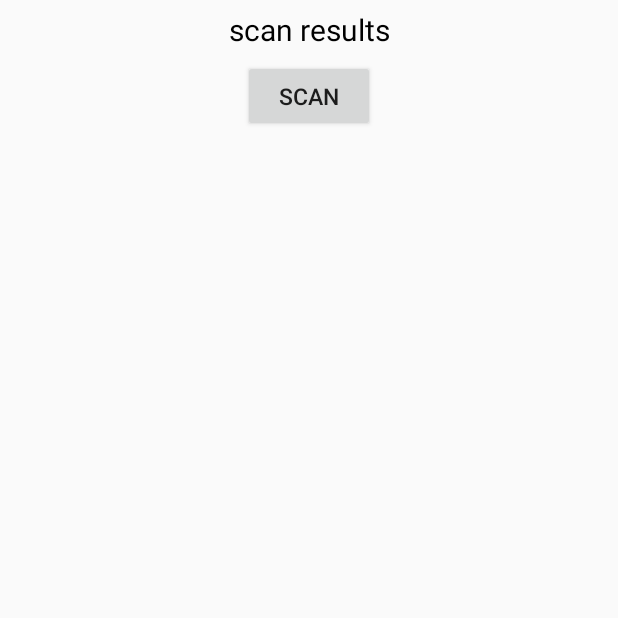
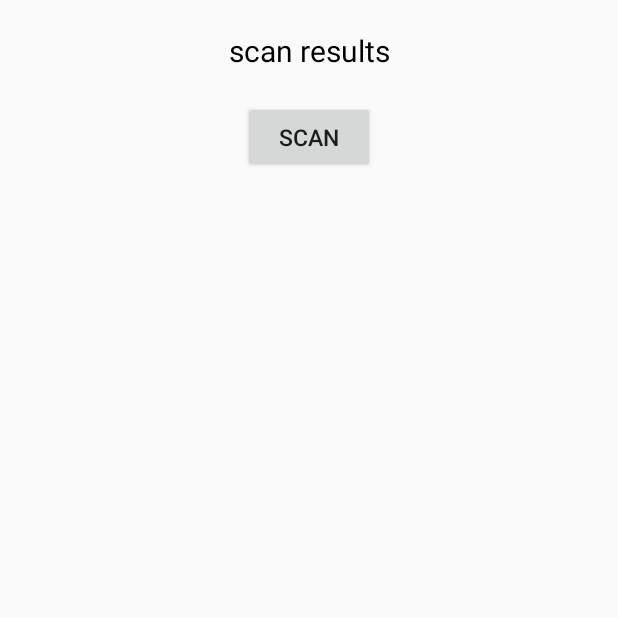
Before and after one commit to utkarshbajpai/demoapp, an Android app: the screen it shows after launch (MainActivity), on a phone screen of 412 x 824 dp, the top half of it. Run offline under Robolectric (Android 15) with nearby library versions, the phone set to English and light mode, and no system bars; libraries missing offline, so code that uses them is left out: com.google.zxing.integration; 1 statement that could not run was skipped.

```diff
--- a/app/src/main/res/layout/fragment_scan.xml
+++ b/app/src/main/res/layout/fragment_scan.xml
@@ -10,11 +10,12 @@
         android:orientation="vertical"
         >
         <TextView
+            android:padding="20dp"
             android:layout_width="match_parent"
-            android:layout_height="40dp"
+            android:layout_height="wrap_content"
             android:textSize="20sp"
             android:textColor="@android:color/black"
-            android:id="@+id/scan_result"
+            android:id="@+id/scan_result_textView"
             android:text="scan results"
             android:gravity="center"/>
         <Button
```
Also changed, not shown: app/src/main/java/com/example/demoapp/demoapp/MainActivity.java (+16 -3 lines), app/src/main/java/com/example/demoapp/demoapp/ScanFragment.java (+3 -11 lines).
